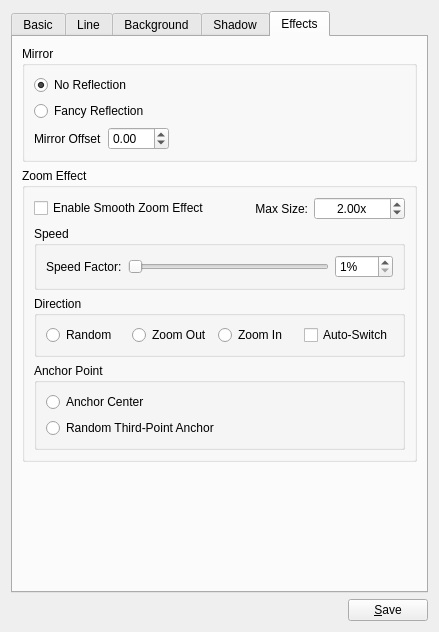
The window that src/items/GenericItemConfig.ui (google-code-export/dviz) describes before a commit, drawn with Qt 5.
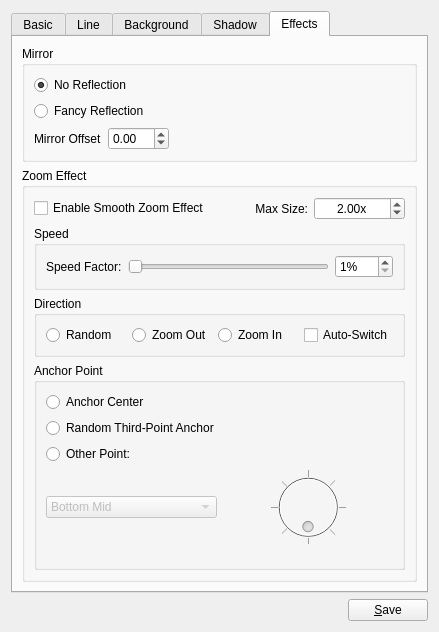
The same window after the commit. Icons and pictures are not drawn.

Commit message: Added third-points zoom anchor options to the 'effects' tab

Diff of the .ui file:
```diff
--- a/src/items/GenericItemConfig.ui
+++ b/src/items/GenericItemConfig.ui
@@ -1134,6 +1134,102 @@
                </property>
               </widget>
              </item>
+             <item>
+              <widget class="QRadioButton" name="anchorOther">
+               <property name="text">
+                <string>Other Point:</string>
+               </property>
+              </widget>
+             </item>
+             <item>
+              <layout class="QHBoxLayout" name="horizontalLayout_10">
+               <item>
+                <widget class="QComboBox" name="zoomAnchorCombo">
+                 <property name="enabled">
+                  <bool>false</bool>
+                 </property>
+                 <item>
+                  <property name="text">
+                   <string>Bottom Mid</string>
+                  </property>
+                 </item>
+                 <item>
+                  <property name="text">
+                   <string>Bottom Left</string>
+                  </property>
+                 </item>
+                 <item>
+                  <property name="text">
+                   <string>Left Mid</string>
+                  </property>
+                 </item>
+                 <item>
+                  <property name="text">
+                   <string>Top Left</string>
+                  </property>
+                 </item>
+                 <item>
+                  <property name="text">
+                   <string>Top Mid</string>
+                  </property>
+                 </item>
+                 <item>
+                  <property name="text">
+                   <string>Top Right</string>
+                  </property>
+                 </item>
+                 <item>
+                  <property name="text">
+                   <string>Right Mid</string>
+                  </property>
+                 </item>
+                 <item>
+                  <property name="text">
+                   <string>Bottom Right</string>
+                  </property>
+                 </item>
+                </widget>
+               </item>
+               <item>
+                <widget class="QDial" name="zoomAnchorDial">
+                 <property name="enabled">
+                  <bool>false</bool>
+                 </property>
+                 <property name="maximum">
+                  <number>8</number>
+                 </property>
+                 <property name="singleStep">
+                  <number>1</number>
+                 </property>
+                 <property name="pageStep">
+                  <number>1</number>
+                 </property>
+                 <property name="wrapping">
+                  <bool>true</bool>
+                 </property>
+                 <property name="notchTarget">
+                  <double>1.000000000000000</double>
+                 </property>
+                 <property name="notchesVisible">
+                  <bool>true</bool>
+                 </property>
+                </widget>
+               </item>
+              </layout>
+             </item>
+             <item>
+              <spacer name="verticalSpacer_6">
+               <property name="orientation">
+                <enum>Qt::Vertical</enum>
+               </property>
+               <property name="sizeHint" stdset="0">
+                <size>
+                 <width>20</width>
+                 <height>40</height>
+                </size>
+               </property>
+              </spacer>
+             </item>
             </layout>
            </widget>
           </item>
```
Left out of the diff: 92 changed lines with no effect on the pictures. The commit also changes 23 other files.
